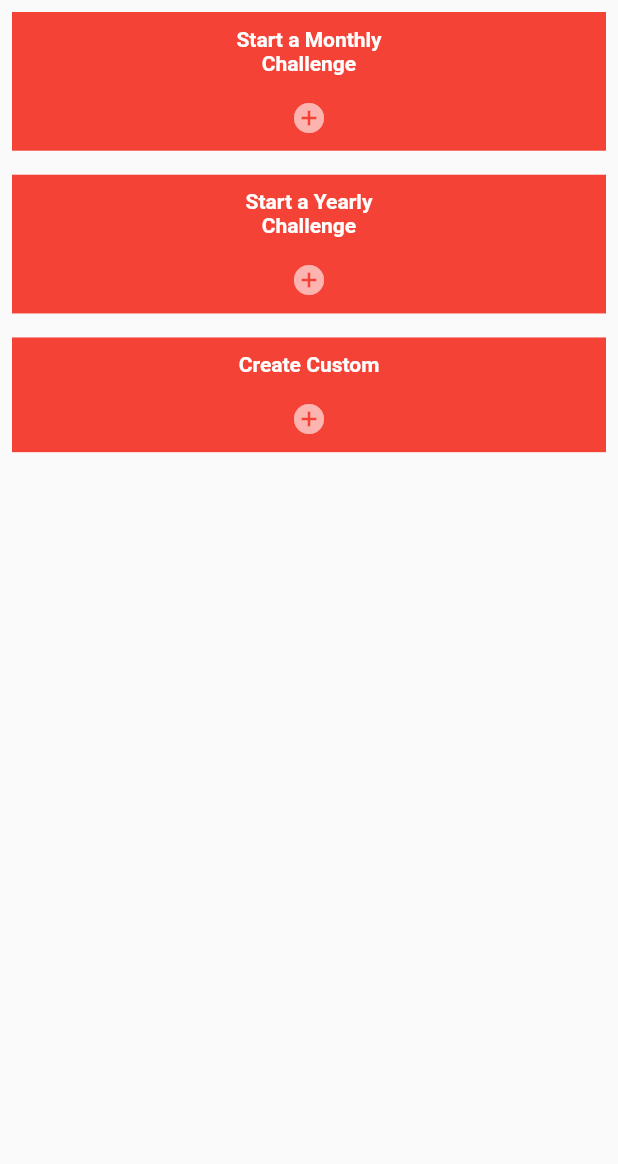
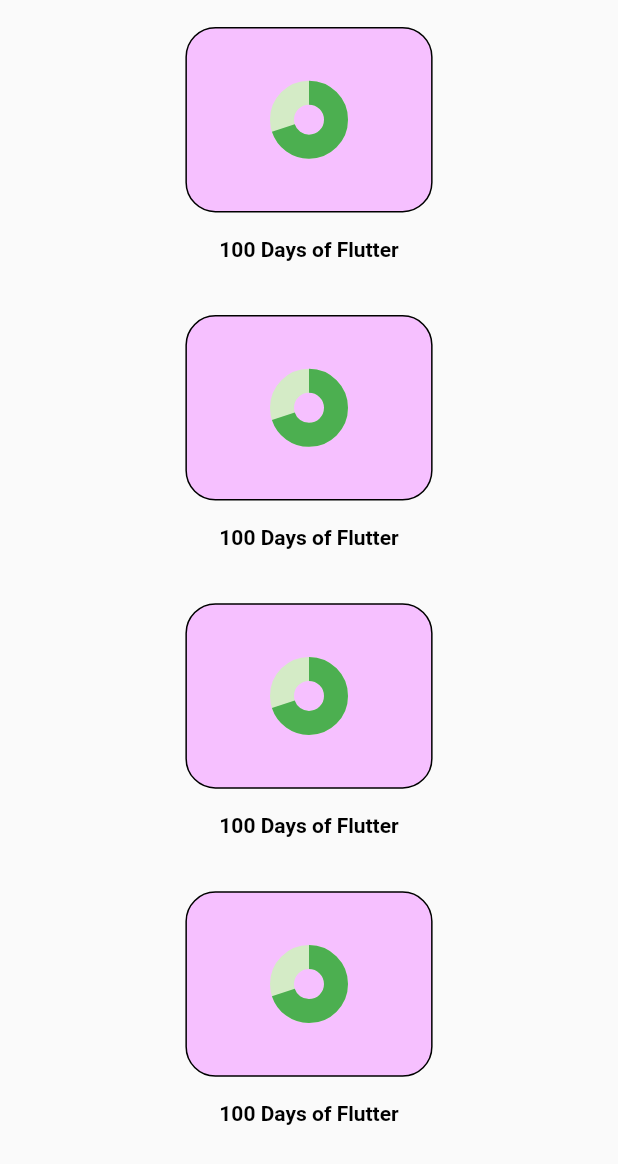
Before and after one commit to kashvigarg/commit, a Flutter app: the screen it shows after launch, on a phone screen of 412 x 824 dp. Shown: the top 1164 px of the screen. Run offline on Flutter 3.47's test engine with Material 2 defaults, Android fonts, the phone set to English and light mode, and no system bars.

Commit message:
added styles and size for in-progress widgets

```diff
--- /dev/null
+++ b/commit/lib/constants/app_colors.dart
@@ -0,0 +1,14 @@
+import 'package:flutter/material.dart';
+
+class AppColors {
+  static List<Color> pastelColors = const [
+    Color.fromARGB(255, 255, 192, 220),
+    Color.fromARGB(255, 250, 241, 163),
+    Color.fromARGB(255, 255, 187, 182),
+    Color.fromARGB(255, 179, 221, 255),
+    Color.fromARGB(255, 246, 192, 255),
+    Color.fromARGB(255, 243, 249, 186),
+  ];
+
+  static get totalColors => pastelColors.length;
+}
--- a/commit/lib/constants/app_size.dart
+++ b/commit/lib/constants/app_size.dart
@@ -8,4 +8,7 @@ class AppSize {
   verticalGap() => SizedBox(
         height: MediaQuery.of(context).size.height * 0.02,
       );
+
+  get height => MediaQuery.of(context).size.height;
+  get width => MediaQuery.of(context).size.width;
 }
--- a/commit/lib/constants/app_styles.dart
+++ b/commit/lib/constants/app_styles.dart
@@ -3,4 +3,7 @@ import 'package:flutter/material.dart';
 class AppStyles {
   static TextStyle placeholderTextStyle =
       const TextStyle(color: Colors.white, fontWeight: FontWeight.w600);
+
+  static TextStyle inProgressTextStyle =
+      const TextStyle(color: Colors.black, fontWeight: FontWeight.bold);
 }
--- /dev/null
+++ b/commit/lib/state/models/challenge.dart
@@ -0,0 +1,15 @@
+class ChallengeModel {
+  final String name;
+  final DateTime startedOn;
+  final DateTime willEndOn;
+  final List<TaskModel> tasks;
+  final double longestStreak;
+  final String description;
+  final bool isFinished;
+  final double score;
+
+  ChallengeModel(this.name, this.startedOn, this.willEndOn, this.tasks,
+      this.longestStreak, this.description, this.isFinished, this.score);
+}
+
+class TaskModel {}
--- /dev/null
+++ b/commit/lib/ui/common/in_progress.dart
@@ -0,0 +1,55 @@
+import 'package:commit/constants/app_colors.dart';
+import 'package:commit/constants/app_size.dart';
+import 'package:commit/constants/app_styles.dart';
+import 'package:commit/state/models/challenge.dart';
+import 'package:flutter/material.dart';
+import 'dart:math';
+
+class InProgressWidget extends StatelessWidget {
+  const InProgressWidget({super.key, required this.challengeModel});
+
+  final ChallengeModel challengeModel;
+  @override
+  Widget build(BuildContext context) {
+    return Padding(
+      padding: const EdgeInsets.all(8.0),
+      child: SizedBox(
+        child: Center(
+          child: Padding(
+            padding: const EdgeInsets.all(10.0),
+            child: Column(
+              mainAxisAlignment: MainAxisAlignment.center,
+              children: [
+                Stack(alignment: Alignment.center, children: [
+                  Container(
+                    height: AppSize(context: context).height * 0.15,
+                    width: AppSize(context: context).width * 0.4,
+                    decoration: BoxDecoration(
+                        borderRadius: BorderRadius.circular(20),
+                        border: Border.all(),
+                        color: AppColors.pastelColors[
+                            Random().nextInt(AppColors.totalColors)]),
+                  ),
+                  indicator
+                ]),
+                AppSize(context: context).verticalGap(),
+                Text(
+                  challengeModel.name,
+                  style: AppStyles.inProgressTextStyle,
+                )
+              ],
+            ),
+          ),
+        ),
+      ),
+    );
+  }
+}
+
+var indicator = const CircularProgressIndicator(
+  strokeCap: StrokeCap.butt,
+  value: 0.7,
+  strokeWidth: 16,
+  color: Colors.green,
+  backgroundColor: Color.fromARGB(255, 212, 235, 198),
+);
--- a/commit/lib/ui/common/start_new_placeholder.dart
+++ b/commit/lib/ui/common/start_new_placeholder.dart
@@ -3,8 +3,8 @@ import 'package:commit/constants/app_styles.dart';
 import 'package:commit/utils/track_helper.dart';
 import 'package:flutter/material.dart';
 
-class StartNewPlaceholder extends StatelessWidget {
-  const StartNewPlaceholder({super.key, required this.track});
+class StartNewPlaceholderWidget extends StatelessWidget {
+  const StartNewPlaceholderWidget({super.key, required this.track});
 
   final Track track;
   @override
--- a/commit/lib/ui/web/dashboard/dashboard.dart
+++ b/commit/lib/ui/web/dashboard/dashboard.dart
@@ -1,8 +1,8 @@
-import 'package:commit/constants/app_size.dart';
+import 'package:commit/state/models/challenge.dart';
+import 'package:commit/ui/common/in_progress.dart';
 import 'package:commit/ui/common/start_new_placeholder.dart';
 import 'package:commit/utils/track_helper.dart';
 import 'package:flutter/material.dart';
-import 'package:flutter_svg/svg.dart';
 
 class WebDashboard extends StatelessWidget {
   const WebDashboard({super.key});
@@ -12,15 +12,25 @@ class WebDashboard extends StatelessWidget {
     return Scaffold(
       body: Column(
         children: [
-          StartNewPlaceholder(track: Track.monthly),
-          StartNewPlaceholder(
-            track: Track.yearly,
-          ),
-          StartNewPlaceholder(
-            track: Track.custom,
-          )
+          InProgressWidget(challengeModel: _sample),
+          InProgressWidget(challengeModel: _sample),
+          InProgressWidget(challengeModel: _sample),
+          InProgressWidget(challengeModel: _sample),
+
+          // StartNewPlaceholderWidget(track: Track.monthly),
+          // StartNewPlaceholderWidget(
+          //   track: Track.yearly,
+          // ),
+          // StartNewPlaceholderWidget(
+          //   track: Track.custom,
+          // )
         ],
       ),
     );
   }
 }
+
+var startedOn = DateTime.now();
+var willEndOn = DateTime.now().add(const Duration(days: 100));
+ChallengeModel _sample = ChallengeModel('100 Days of Flutter', startedOn,
+    willEndOn, [], 0, 'A 100 Days of Flutter Challenge!', false, 100);
```
